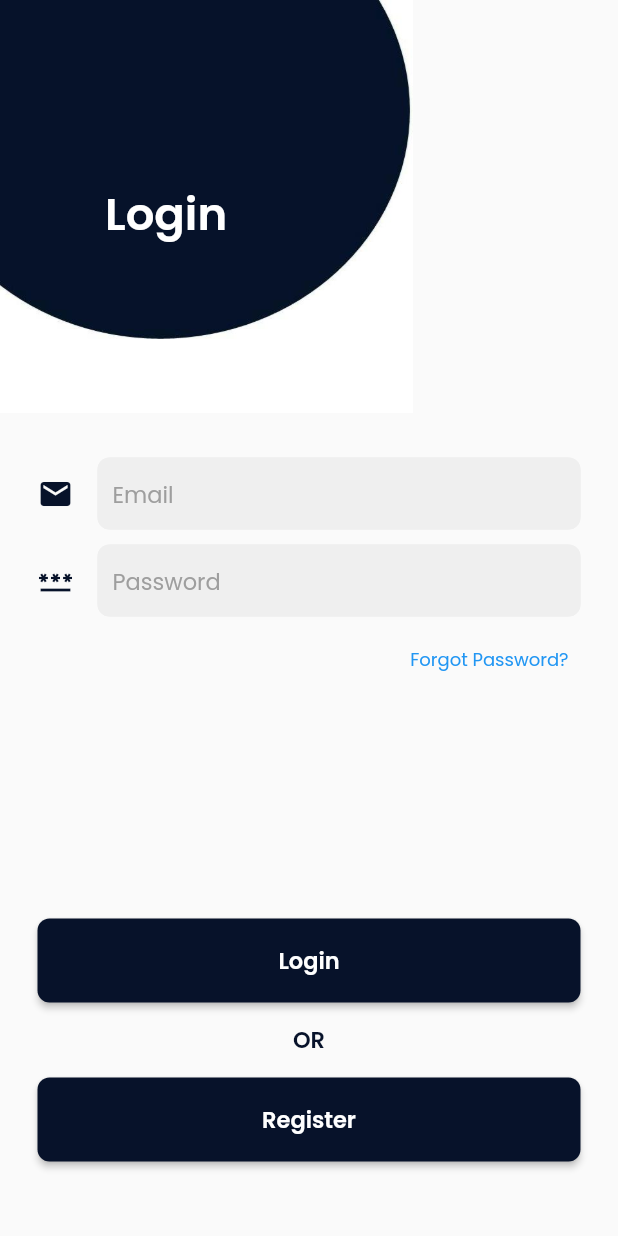
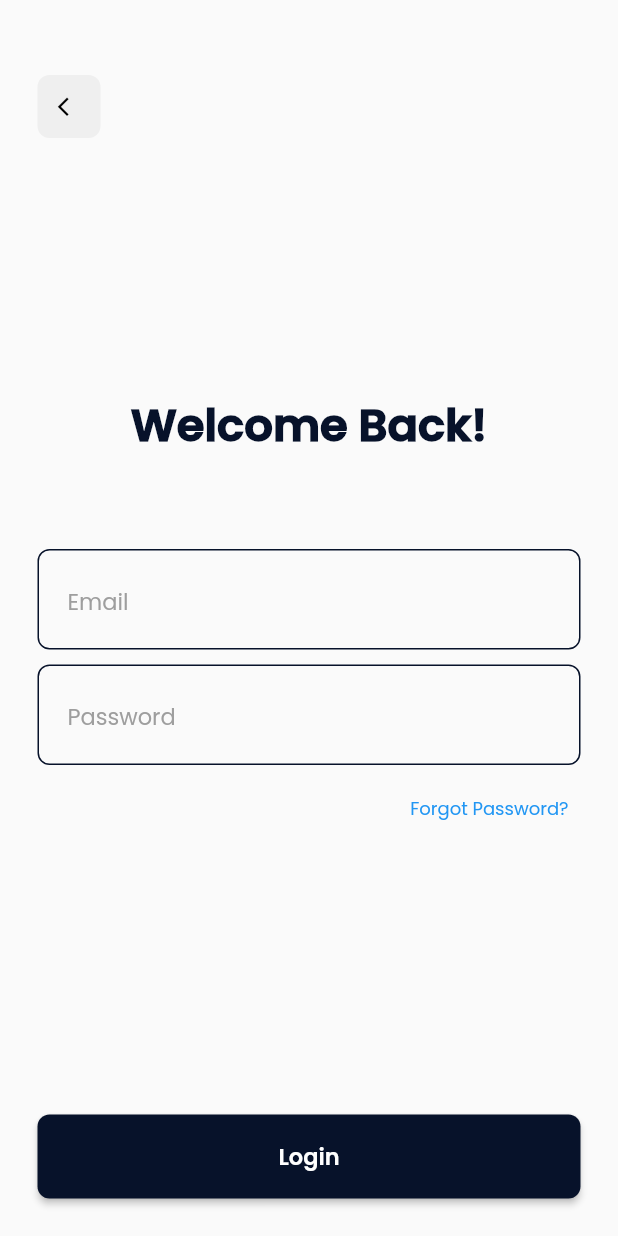
Before and after one commit to behlaworks/forkedrepomurtaza, a Flutter app: the LoginPage screen opened directly, on a phone screen of 412 x 824 dp. Run offline on Flutter 3.47's test engine with Material 2 defaults, Android fonts, the light colour scheme and no system bars; our stand-ins replace cloud_firestore, firebase_auth, firebase_core, get, lottie, preload_page_view and 2 more; accounts and stored records are empty.

Commit message:
ui changes to the login page

```diff
--- a/lib/components/common ui elements/backButton.dart
+++ b/lib/components/common ui elements/backButton.dart
@@ -12,7 +12,7 @@ class BackButtonCustom extends StatelessWidget {
         height: 42,
         width: 42,
         decoration: BoxDecoration(
-            borderRadius: BorderRadius.circular(8), color: Constants.grey),
+            borderRadius: BorderRadius.circular(8), color: Colors.grey),
         child: const Center(
           child: Icon(
             Icons.arrow_back_ios,
--- a/lib/components/common ui elements/textField.dart
+++ b/lib/components/common ui elements/textField.dart
@@ -29,9 +29,9 @@ class CustomTextField extends StatelessWidget {
         textInputAction: inputAction,
         autovalidateMode: AutovalidateMode.onUserInteraction,
         keyboardType: inputType,
-        style: TextStyle(
-          color: Constants.dark,
-          fontSize: 17,
+        style: const TextStyle(
+          color: Colors.black,
+          fontSize: 19,
           fontWeight: FontWeight.w600,
         ),
         cursorColor: Constants.dark,
@@ -42,26 +42,20 @@ class CustomTextField extends StatelessWidget {
               fontSize: 15,
               fontWeight: FontWeight.w300,
             ),
-            icon: Icon(
-              icon,
-              color: Constants.dark,
-            ),
             contentPadding:
-                const EdgeInsets.symmetric(vertical: 10, horizontal: 10.0),
+                const EdgeInsets.symmetric(vertical: 20, horizontal: 20.0),
             focusedBorder: OutlineInputBorder(
-                borderSide: BorderSide(width: 1, color: Constants.dark),
+                borderSide: BorderSide(width: 3, color: Constants.dark),
                 borderRadius: BorderRadius.circular(8)),
             enabledBorder: OutlineInputBorder(
-                borderSide: BorderSide(width: 1, color: Constants.grey),
+                borderSide: BorderSide(width: 1, color: Constants.dark),
                 borderRadius: BorderRadius.circular(8)),
             focusedErrorBorder: OutlineInputBorder(
                 borderSide: const BorderSide(width: 1, color: Colors.red),
                 borderRadius: BorderRadius.circular(8)),
             errorBorder: OutlineInputBorder(
                 borderSide: const BorderSide(width: 1, color: Colors.red),
-                borderRadius: BorderRadius.circular(8)),
-            filled: true,
-            fillColor: Constants.grey),
+                borderRadius: BorderRadius.circular(8)),),
         validator: validator);
   }
 }
--- a/lib/screens/loginPage.dart
+++ b/lib/screens/loginPage.dart
@@ -41,45 +41,42 @@ class _LoginPageState extends State<LoginPage> {
                       color: Constants.dark,
                       strokeWidth: 3,
                     )))
-                : Column(
+                : Container(
+              height: MediaQuery.of(context).size.height,
+                  child: Stack(
                       children: [
-                      Row(
-                        mainAxisAlignment: MainAxisAlignment.start,
+                         Padding(
+                          padding: const EdgeInsets.fromLTRB(25, 50, 0, 0),
+                          child: GestureDetector(
+                            onTap: () => {Navigator.pop(context)},
+                            child: Container(
+                              height: 42,
+                              width: 42,
+                              decoration: BoxDecoration(
+                                  borderRadius: BorderRadius.circular(8), color: Constants.grey),
+                              child: const Center(
+                                child: Icon(
+                                  Icons.arrow_back_ios,
+                                  color: Colors.black,
+                                  size: 15,
+                                ),
+                              ),
+                            ),
+                          ),
+                        ),
+                        Center(
+                          child: Column(
+                            mainAxisAlignment: MainAxisAlignment.center,
                             children: [
-                          Container(
-                            height: 275,
-                            width: 275,
-                            decoration: const BoxDecoration(
-                                image: DecorationImage(
-                                    image: AssetImage('assets/black.jpg'),
-                                    fit: BoxFit.fill)),
-                            child: Column(
-                              children: [
-                                const SizedBox(
-                                  height: 120,
-                                ),
-                                Row(
-                                  mainAxisAlignment: MainAxisAlignment.start,
-                                  children: const [
-                                    SizedBox(
-                                      width: 70,
-                                    ),
                               Text(
-                                      'Login',
+                                'Welcome Back!',
                                 style: TextStyle(
-                                          color: Colors.white,
+                                    color: Constants.dark,
                                     fontSize: 30,
-                                          fontWeight: FontWeight.w700),
-                                    ),
-                                  ],
-                                )
-                              ],
-                            ),
-                          )
-                        ],
+                                    fontWeight: FontWeight.w900),
                               ),
                               const SizedBox(
-                        height: 30,
+                                height: 60,
                               ),
                               Padding(
                                 padding: const EdgeInsets.fromLTRB(25, 0, 25, 0),
@@ -129,13 +126,15 @@ class _LoginPageState extends State<LoginPage> {
                                   )
                                 ],
                               ),
-                      SizedBox(
-                        height: MediaQuery.of(context).size.height * 0.18,
+                            ],
                           ),
+                        ),
+
                         Column(
+                          mainAxisAlignment: MainAxisAlignment.end,
                           children: [
                             Padding(
-                            padding: const EdgeInsets.fromLTRB(25, 0, 25, 0),
+                              padding: const EdgeInsets.fromLTRB(25, 0, 25, 25),
                               child: BlackButton(
                                 text: 'Login',
                                 onPressed: () async {
@@ -159,36 +158,10 @@ class _LoginPageState extends State<LoginPage> {
                                 },
                               ),
                             ),
-                          Container(
-                            height: 50,
-                            child: Center(
-                              child: Text(
-                                'OR',
-                                style: TextStyle(
-                                    color: Constants.dark,
-                                    fontSize: 15,
-                                    fontWeight: FontWeight.bold),
-                              ),
-                            ),
-                          ),
-                          Padding(
-                            padding: const EdgeInsets.fromLTRB(25, 0, 25, 0),
-                            child: BlackButton(
-                              text: 'Register',
-                              onPressed: () {
-                                Navigator.of(context).pushReplacement(
-                                  MaterialPageRoute(
-                                      builder: (context) => const RegistrationPage()),
-                                );
-                              },
-                            ),
-                          ),
-                          const SizedBox(
-                            height: 30,
-                          )
                           ],
                         ),
                       ],
+                    ),
                 ),
           ],
         ),
```
Also changed, not shown: lib/screens/onBoarding.dart (+57 -12 lines). Lines whose indentation alone changed are shown as unchanged.
